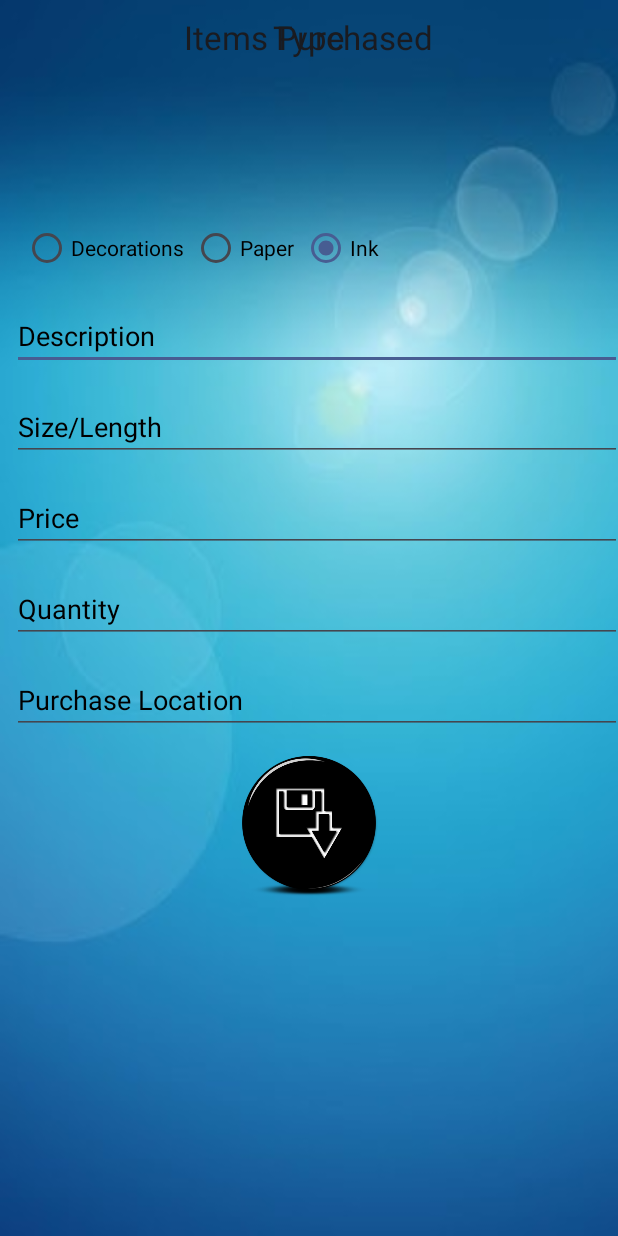
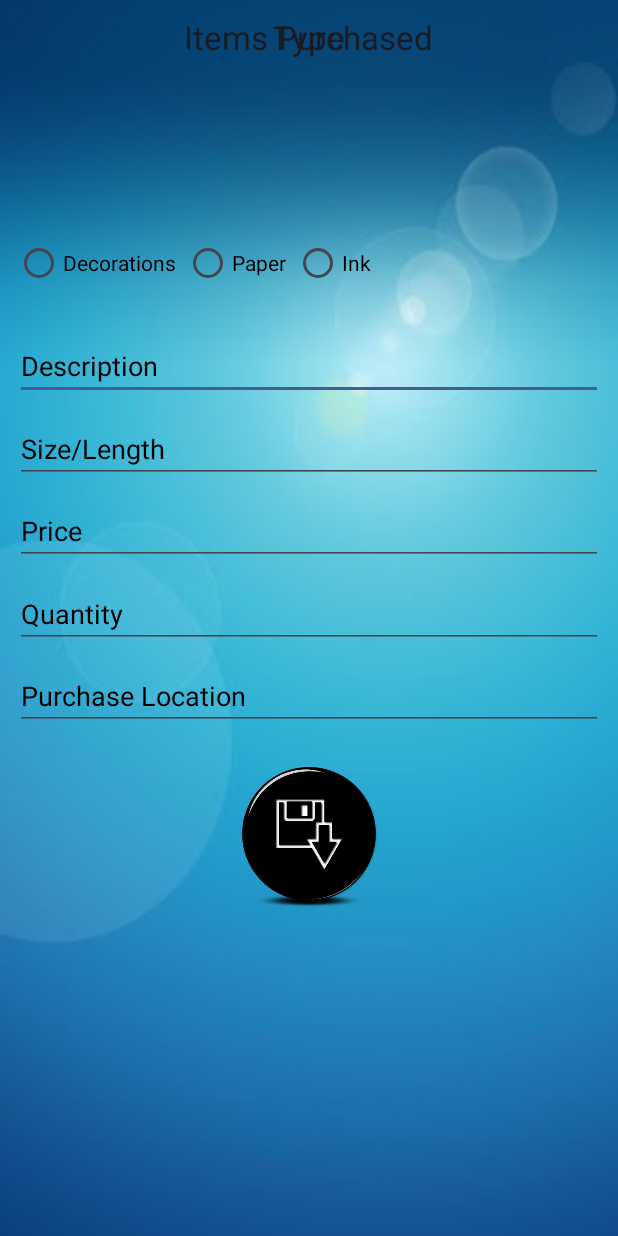
Before and after one commit to cardshop/BMSMobile, an Android app: the screen it shows after launch (MainActivity), after a tap on an icon or button, on a phone screen of 412 x 824 dp. Run offline under Robolectric (Android 15) with nearby library versions, the light colour scheme and no system bars; 3 other taps on this screen came first.

Commit message:
Added Delete functionality and optimized and neatened out the layout

```diff
--- a/app/src/main/java/com/example/wesley/mobileapp_bms/DatabaseHandler.java
+++ b/app/src/main/java/com/example/wesley/mobileapp_bms/DatabaseHandler.java
@@ -26,6 +26,8 @@ public class DatabaseHandler extends SQLiteOpenHelper {
             KEY_PRICE = "price",
             KEY_QUANTITY = "quantity",
             KEY_LOCATION = "location",
+            KEY_TIME = "time",
+            KEY_TYPE = "type",
             KEY_IMAGEURI = "imageUri";
 
     public DatabaseHandler(Context context) {
--- a/app/src/main/java/com/example/wesley/mobileapp_bms/MainActivity.java
+++ b/app/src/main/java/com/example/wesley/mobileapp_bms/MainActivity.java
@@ -40,8 +40,7 @@ public class MainActivity extends Activity  {
     ListView contactListView;
     Uri imageUri = Uri.parse("android.resource://org.intracode.contactmanager/drawable/unknown");
     DatabaseHandler dbHandler;
-    Uri wesImg = Uri.parse("android.resource://org.intracode.contactmanager/drawable/wesleyimage");
-    Uri dadImg = Uri.parse("android.resource://org.intracode.contactmanager/drawable/dadimg");
+    ArrayAdapter<Info> adapter;
 
     Uri DecImg = Uri.parse("android.resource://org.intracode.contactmanager/drawable/decoration1");
     Uri PapImg = Uri.parse("android.resource://org.intracode.contactmanager/drawable/paper1");
@@ -52,13 +51,13 @@ public class MainActivity extends Activity  {
 
     @Override
     protected void onCreate(Bundle savedInstanceState) {
+        super.onCreate(savedInstanceState);
+        setContentView(R.layout.activity_main);
 
 
-        super.onCreate(savedInstanceState);
         final AlertDialog.Builder dlgAlert  = new AlertDialog.Builder(this);
-
-        setContentView(R.layout.activity_main);
-
+        final AlertDialog.Builder confirmAlert  = new AlertDialog.Builder(this);
+        final AlertDialog.Builder delAlert  = new AlertDialog.Builder(this);
         final String[] decor = {"Decorations","Paper","Ink"};
 
         descTxt = (EditText) findViewById(R.id.txtDesc);
@@ -121,15 +120,68 @@ public class MainActivity extends Activity  {
 
                 info = new Info(dbHandler.getContactsCount(), String.valueOf(descTxt.getText()), String.valueOf(sizeTxt.getText()), String.valueOf(priceTxt.getText()), String.valueOf(quantityTxt.getText()), String.valueOf(locationTxt.getText()), imageUri);
 
-                //Will have to get rid of this if condition
-                if (!contactExists(info)) {
+
 
                     dbHandler.createContact(info);
                     infos.add(info);
                     Toast.makeText(getApplicationContext(), String.valueOf(descTxt.getText()) + " has been added to your list!", Toast.LENGTH_SHORT).show();
-                    return;
+
+                //Send Email
+
+                confirmAlert.setPositiveButton("Yes",
+                        new DialogInterface.OnClickListener() {
+                            public void onClick(DialogInterface dialog, int id) {
+
+
+                            }
+                        });
+
+                confirmAlert.setMessage("Do you want to send a record of this via email?" );
+                confirmAlert.setTitle("Item Saved!");
+                confirmAlert.setNegativeButton("No",
+                        new DialogInterface.OnClickListener() {
+                            public void onClick(DialogInterface dialog, int id) {
+                                dialog.cancel();
+
+                            }
+                        });
+
+                confirmAlert.setCancelable(true);
+                confirmAlert.create().show();
+
+
+
+
+
+                if(rb1.isChecked())
+                {
+                    rb1.setChecked(false);
                 }
-                Toast.makeText(getApplicationContext(), String.valueOf(descTxt.getText()) + " already exists. Please use a different name.", Toast.LENGTH_SHORT).show();
+                if(rb2.isChecked())
+                {
+                    rb2.setChecked(false);
+                }
+                if(rb3.isChecked())
+                {
+                    rb3.setChecked(false);
+                }
+                descTxt.setText("");
+                sizeTxt.setText("");
+                priceTxt.setText("");
+                quantityTxt.setText("");
+                locationTxt.setText("");
+
+
+
+               // }
+
+
+
+
+
+
+
+                //Toast.makeText(getApplicationContext(), String.valueOf(descTxt.getText()) + " already exists. Please use a different name.", Toast.LENGTH_SHORT).show();
             }
         });
 
@@ -137,7 +189,7 @@ public class MainActivity extends Activity  {
 
         contactListView.setOnItemClickListener(new AdapterView.OnItemClickListener() {
             public void onItemClick(AdapterView<?> parent, View view,
-                                    int position, long id) {
+                                    final int position, long id) {
 
                 Info c =  infos.get(position);
                 String desc = c.getDesc();
@@ -160,9 +212,30 @@ public class MainActivity extends Activity  {
                         new DialogInterface.OnClickListener() {
                             public void onClick(DialogInterface dialog, int id) {
 
-                                Intent callIntent = new Intent(Intent.ACTION_CALL);
-                                callIntent.setData(Uri.parse("tel:"+String.valueOf(price)));
-                                startActivity(callIntent);
+                                delAlert.setPositiveButton("Yes",
+                                        new DialogInterface.OnClickListener() {
+                                            public void onClick(DialogInterface dialog, int id) {
+                                                dbHandler.deleteContact(infos.get(position));
+                                                infos.remove(position);
+                                                adapter.notifyDataSetChanged();
+
+                                            }
+                                        });
+
+                                delAlert.setMessage("Are you sure you want to delete this item?" );
+                                delAlert.setTitle("Confirm?");
+                                delAlert.setNegativeButton("No",
+                                        new DialogInterface.OnClickListener() {
+                                            public void onClick(DialogInterface dialog, int id) {
+                                                dialog.cancel();
+
+                                            }
+                                        });
+
+                                delAlert.setCancelable(true);
+                                delAlert.create().show();
+
+
 
                             }
                         });
@@ -216,6 +289,21 @@ public class MainActivity extends Activity  {
                 intent.setType("image/*");
                 intent.setAction(Intent.ACTION_GET_CONTENT);
                 startActivityForResult(Intent.createChooser(intent, "Select Info Image"), 1);
+                RadioButton rb1 = (RadioButton)findViewById(R.id.radioButton1);
+                RadioButton rb2 = (RadioButton)findViewById(R.id.radioButton2);
+                RadioButton rb3 = (RadioButton)findViewById(R.id.radioButton3);
+                if(rb1.isChecked())
+                {
+                    rb1.setChecked(false);
+                }
+                if(rb2.isChecked())
+                {
+                    rb2.setChecked(false);
+                }
+                if(rb3.isChecked())
+                {
+                    rb3.setChecked(false);
+                }
             }
 
         });
@@ -282,7 +370,7 @@ public class MainActivity extends Activity  {
     }
 
     private void populateList() {
-        ArrayAdapter<Info> adapter = new ContactListAdapter();
+        adapter = new ContactListAdapter();
         contactListView.setAdapter(adapter);
     }
 
@@ -312,7 +400,9 @@ public class MainActivity extends Activity  {
             return view;
         }
     }
-
+    @Override
+    public void onBackPressed() {
+    }
 
     @Override
     public boolean onCreateOptionsMenu(Menu menu) {
--- a/app/src/main/res/layout/activity_main.xml
+++ b/app/src/main/res/layout/activity_main.xml
@@ -71,7 +71,8 @@
                                 android:layout_height="wrap_content"
                                 android:orientation = "horizontal"
                                 android:layout_marginBottom="20dp"
-                                android:layout_marginLeft="15dp"
+                                android:layout_marginTop="10dp"
+                                android:layout_marginLeft="10dp"
 
                                 >
 
@@ -104,16 +105,23 @@
 
                             </RadioGroup>
 
+                            <RelativeLayout
+                                xmlns:android="http://schemas.android.com/apk/res/android"
+                                android:id="@+id/RelativeLayout01"
+                                android:layout_width="fill_parent"
+                                android:layout_height="fill_parent"
+                                android:padding="10dp">
+
                             <EditText
-                                android:layout_width="fill_parent"
-                                android:layout_height="match_parent"
-
-                                android:minWidth="550dp"
+                                android:layout_width="wrap_content"
+                                android:layout_height="wrap_content"
+                                android:layout_alignParentLeft="true"
+                                android:minWidth="540dp"
                                 android:inputType="textPersonName"
                                 android:ems="10"
                                 android:id="@+id/txtDesc"
                                 android:layout_marginTop="0dp"
-                                android:layout_marginLeft="5dp"
+
                                 android:layout_gravity="center"
                                 android:shadowColor="#7F000000"
                                 android:layout_marginRight="0dp"
@@ -124,53 +132,58 @@
 
 
                             <EditText
-                                android:layout_width="fill_parent"
+                                android:layout_width="wrap_content"
                                 android:layout_height="wrap_content"
                                 android:inputType="textPersonName"
                                 android:ems="10"
+                                android:minWidth="540dp"
+                                android:layout_alignParentLeft="true"
                                 android:id="@+id/txtSize"
-                                android:layout_marginTop="15dp"
-                                android:layout_marginLeft="5dp"
+                                android:layout_marginTop="55dp"
                                 android:layout_gravity="center"
                                 android:textColorHint="#000000"
                                 android:hint="Size/Length"/>
 
 
                             <EditText
-                                android:layout_width="fill_parent"
+                                android:layout_width="wrap_content"
                                 android:layout_height="wrap_content"
                                 android:inputType="numberDecimal"
                                 android:ems="10"
                                 android:id="@+id/txtPrice"
+                                android:minWidth="540dp"
                                 android:layout_gravity="center"
-                                android:layout_marginLeft="5dp"
                                 android:textColorHint="#000000"
-                                android:layout_marginTop="15dp"
+                                android:layout_marginTop="110dp"
                                 android:hint="Price"/>
 
                             <EditText
-                                android:layout_width="fill_parent"
+                                android:layout_width="wrap_content"
                                 android:layout_height="wrap_content"
                                 android:textColorHint="#000000"
                                 android:ems="10"
+                                android:minWidth="540dp"
                                 android:id="@+id/txtQuantity"
-                                android:layout_marginLeft="5dp"
                                 android:layout_gravity="center"
-                                android:layout_marginTop="15dp"
+                                android:layout_marginTop="165dp"
                                 android:hint="Quantity"
                                 android:inputType="numberDecimal"/>
 
                             <EditText
-                                android:layout_width="fill_parent"
+                                android:layout_width="wrap_content"
                                 android:layout_height="wrap_content"
                                 android:textColorHint="#000000"
                                 android:ems="10"
-                                android:layout_marginLeft="5dp"
+                                android:minWidth="540dp"
                                 android:id="@+id/txtLocation"
                                 android:layout_gravity="center"
-                                android:layout_marginTop="15dp"
+                                android:layout_marginTop="220dp"
                                 android:hint="Purchase Location"
                                 android:inputType="textPostalAddress"/>
+
+
+
+                        </RelativeLayout>
 
                             <Button
                                 android:layout_width="100dp"
@@ -180,11 +193,9 @@
                                 android:id="@+id/btnAdd"
                                 android:layout_gravity="center"
                                 android:layout_marginTop="10dp"
-                                android:layout_marginBottom="80dp"
+                                android:layout_marginBottom="40dp"
                                 android:enabled="false"
                                 android:background="@drawable/save"/>
-
-
 
                         </LinearLayout>
 
```
